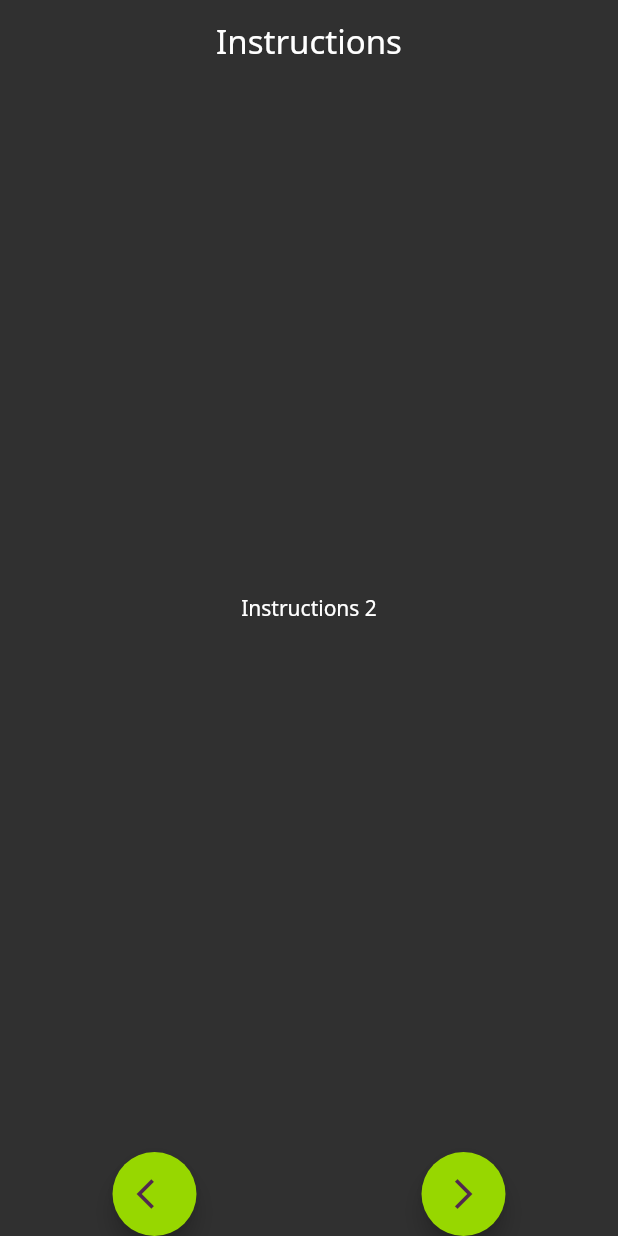
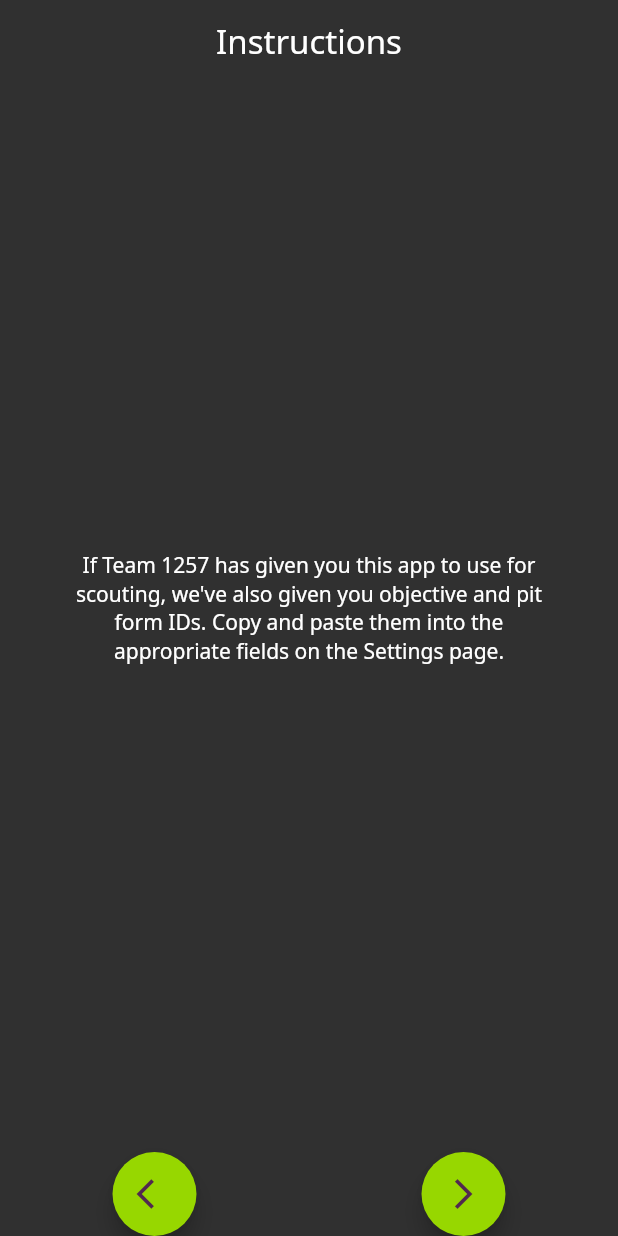
Before and after one commit to FRC1257/deep-space-scouting, a Flutter app: the Instructions screen opened directly, after a tap on the "arrow forward ios" icon, on a phone screen of 412 x 824 dp. Run offline on Flutter 3.47's test engine with Material 2 defaults, Android fonts, the phone set to English and light mode, and no system bars; our stand-ins replace flushbar; Roboto replaces fonts that are missing (Noto Sans).

Commit message:
complete instructions

```diff
--- a/lib/home.dart
+++ b/lib/home.dart
@@ -13,7 +13,15 @@ class Home extends StatefulWidget {
 }
 
 class HomeState extends State<Home> {
+  String team = '';
   int currentIndex = 0;
+  void initState() {
+    homeCallback();
+    super.initState();
+  }
+  void homeCallback() {
+
+  }
   final List<Widget> children = [
     Instructions(),
     Objective(),
@@ -30,7 +38,7 @@ class HomeState extends State<Home> {
   Widget build(BuildContext context) {
     return Scaffold(
       appBar: AppBar(
-        title: Text('Team 1257 Scouting App: 2019')
+        title: Text('Deep Space Scouting App')
       ),
       body: children[currentIndex],
       bottomNavigationBar: BottomNavigationBar(
--- a/lib/instructions.dart
+++ b/lib/instructions.dart
@@ -7,7 +7,17 @@ class Instructions extends StatefulWidget {
 }
 
 class InstructionsState extends State<Instructions> {
-  static List<String> instructions = ['Instructions 1', 'Instructions 2', 'Instructions 3']; // year-specific
+  static List<String> instructions = ['Setup',
+    'If Team 1257 has given you this app to use for scouting, we\'ve also given you objective and pit form IDs. Copy and paste them into the appropriate fields on the Settings page.',
+    'Change the robot field on the Settings page to each robot that is to be scouted by each device (make sure they\'re all different else you\'ll get duplicate data!)',
+    'For any Android device that will not have an intenet connection (e.g. tablets without cellular data), Bluetooth pair it with a device that does and is running this app.',
+    'Objective and Pit',
+    'It\'s pretty self-explanatory. Fill in the fields and hit submit when done.',
+    'Sending',
+    'If your device has an internet connection while scouting, data should be sent to the spreadsheet as soon as it is submitted.',
+    'Anything that hasn\'t been sent will be saved on the error logs, and can be loaded and uploaded on the Send screen whenever your device has an internet connection.',
+    'Alternatively, if you need to send without an internet connection (this requires Android), make sure the paired device is running the app, and accept connections on that device before sending data.',
+    'Have fun scouting!']; // year-specific
   String text = instructions[0];
   int a = 0;
   void nextPage() {
@@ -28,7 +38,7 @@ class InstructionsState extends State<Instructions> {
       body: Column(
         children: <Widget>[
           Padding(padding: EdgeInsets.only(left: 8.0, right: 8.0, bottom: 0.0, top: 12.0), child: Center(child: Text('Instructions', style: TextStyle(fontSize: 22)))),
-          Expanded(child: Padding(padding: EdgeInsets.symmetric(vertical: 8.0), child: Center(child: Text(text)))),
+          Expanded(child: Padding(padding: EdgeInsets.symmetric(vertical: 8.0, horizontal: 48.0), child: Center(child: Text(text, textAlign: TextAlign.center)))),
           Row(
             children: <Widget>[
               Expanded(
--- a/lib/main.dart
+++ b/lib/main.dart
@@ -2,17 +2,27 @@ import 'package:flutter/material.dart';
 import 'package:flutter/rendering.dart';
 
 import 'home.dart';
+import 'useful.dart';
 
 void main() {
   // debugPaintSizeEnabled = true;
   runApp(ScoutApp());
 }
 
-class ScoutApp extends StatelessWidget {
+class ScoutApp extends StatefulWidget {
+  ScoutApp({Key key}) : super(key: key);
+  @override
+  ScoutAppState createState() => ScoutAppState();
+}
+
+class ScoutAppState extends State<ScoutApp> {
+  void initState() {
+    super.initState();
+  }
   @override
   Widget build(BuildContext context) {
     return MaterialApp(
-      title: 'Team 1257 Scouting App: 2019', // year-specific
+      title: 'Deep Space Scouting', // year-specific
       theme: ThemeData(
           brightness: Brightness.dark,
           primaryColor: Color(0xFF51284F),
--- a/lib/settings.dart
+++ b/lib/settings.dart
@@ -16,6 +16,14 @@ class SettingsState extends State<Settings> {
   TextEditingController pidController = TextEditingController();
   @override
   void initState() {
+    readText('settingsLogs', 'team.txt').then((String tm) {
+      setState(() {
+        if ((tm == '') || (tm == null)) {
+          tm = '1257';
+          writeText('settingsLogs', 'team.txt', tm, false);
+        }
+      });
+    });
     readText('settingsLogs', 'robot.txt').then((String rbt) {
       setState(() {
         if ((rbt == '') || (rbt == null)) {
@@ -178,7 +186,6 @@ class SettingsState extends State<Settings> {
                                   flex: 1,
                                   fit: FlexFit.tight
                               ),
-
                             ]
                         ),
                       ]
```
Also changed, not shown: 2 other files.
